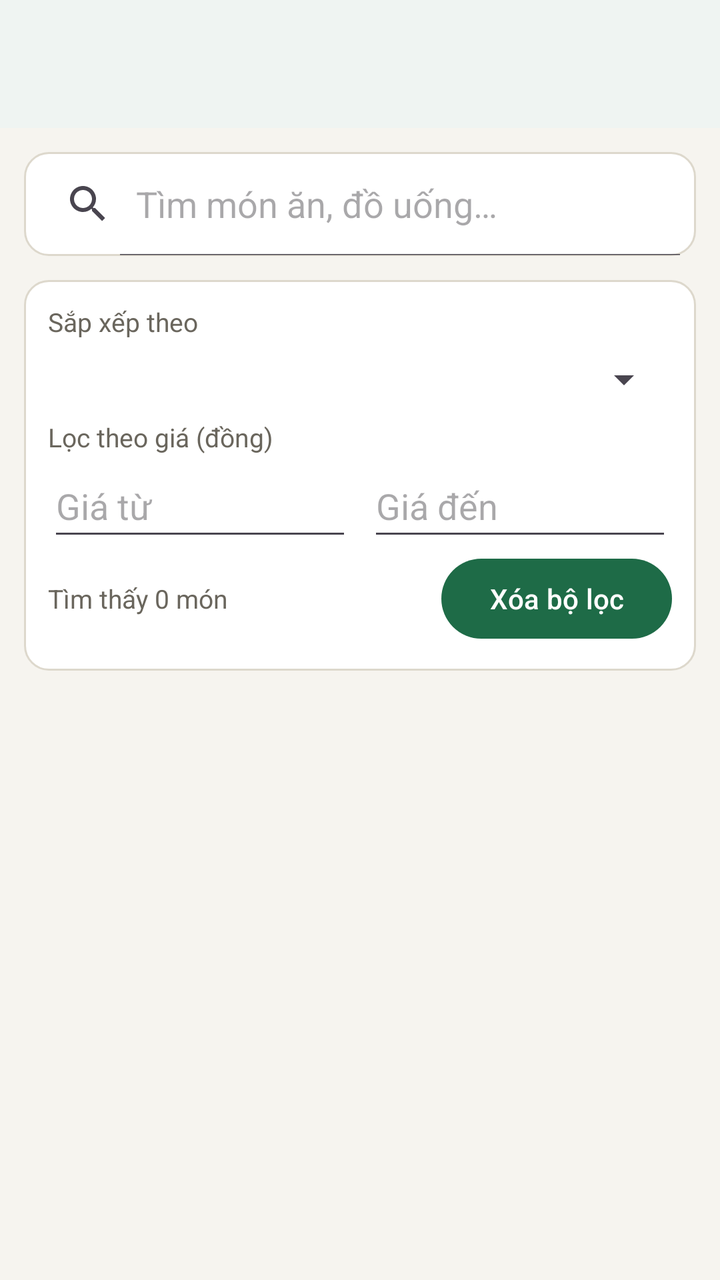
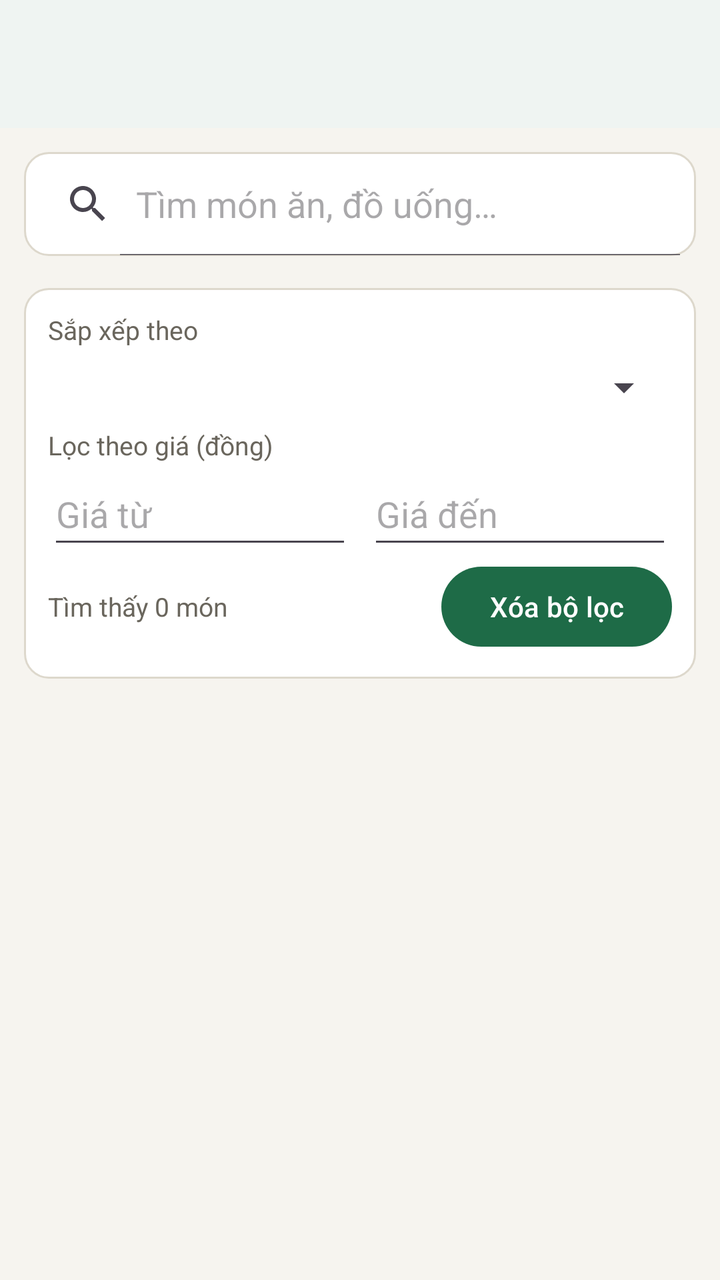

Screens rendered from an Android XML layout before and after an edit, with the pre-edit source and the edit as a unified diff.
<!-- AndroidManifest.xml: application theme Theme.DoAnAppGiaodoan -->
<!-- res/layout/activity_search.xml -->
<?xml version="1.0" encoding="utf-8"?>
<LinearLayout xmlns:android="http://schemas.android.com/apk/res/android"
    xmlns:app="http://schemas.android.com/apk/res-auto"
    android:layout_width="match_parent" android:layout_height="match_parent"
    android:background="@color/bg" android:fitsSystemWindows="true" android:orientation="vertical">
    <com.google.android.material.appbar.MaterialToolbar android:id="@+id/toolbar" style="@style/Toolbar"
        android:layout_width="match_parent" android:layout_height="?attr/actionBarSize" />
    <SearchView android:id="@+id/searchView" android:layout_width="match_parent" android:layout_height="52dp"
        android:layout_margin="12dp" android:background="@drawable/bg_card" android:iconifiedByDefault="false"
        android:queryHint="Tìm món ăn, đồ uống…" />

    
    <LinearLayout
        android:layout_width="match_parent"
        android:layout_height="wrap_content"
        android:layout_marginHorizontal="12dp"
        android:background="@drawable/bg_card"
        android:orientation="vertical"
        android:padding="12dp">

        
        <TextView
            style="@style/Muted"
            android:layout_width="match_parent"
            android:layout_height="wrap_content"
            android:text="Sắp xếp theo" />

        <Spinner
            android:id="@+id/spSort"
            android:layout_width="match_parent"
            android:layout_height="40dp" />

        
        <TextView
            style="@style/Muted"
            android:layout_width="match_parent"
            android:layout_height="wrap_content"
            android:text="Lọc theo giá (đồng)" />

        <LinearLayout
            android:layout_width="match_parent"
            android:layout_height="wrap_content"
            android:orientation="horizontal">

            <EditText
                android:id="@+id/etMinPrice"
                android:layout_width="0dp"
                android:layout_height="48dp"
                android:layout_weight="1"
                android:hint="Giá từ"
                android:inputType="number"
                android:singleLine="true" />

            <EditText
                android:id="@+id/etMaxPrice"
                android:layout_width="0dp"
                android:layout_height="48dp"
                android:layout_weight="1"
                android:layout_marginStart="8dp"
                android:hint="Giá đến"
                android:inputType="number"
                android:singleLine="true" />
        </LinearLayout>

        
        <LinearLayout
            android:layout_width="match_parent"
            android:layout_height="wrap_content"
            android:gravity="center_vertical"
            android:orientation="horizontal">

            <TextView
                android:id="@+id/tvResultCount"
                style="@style/Muted"
                android:layout_width="0dp"
                android:layout_height="wrap_content"
                android:layout_weight="1"
                android:text="Tìm thấy 0 món" />

            <Button
                android:id="@+id/btnClearFilters"
                android:layout_width="wrap_content"
                android:layout_height="wrap_content"
                android:text="Xóa bộ lọc"
                android:textAllCaps="false" />
        </LinearLayout>
    </LinearLayout>

    <TextView android:id="@+id/tvEmpty" style="@style/Muted" android:layout_width="match_parent" android:layout_height="wrap_content"
        android:gravity="center" android:padding="24dp" android:text="Không tìm thấy món phù hợp" android:visibility="gone" />
    
    <ListView
        android:id="@+id/listView"
        android:layout_width="match_parent"
        android:layout_height="0dp"
        android:layout_weight="1"
        android:clipToPadding="false"
        android:divider="@null"
        android:paddingStart="12dp"
        android:paddingEnd="12dp" />
</LinearLayout>
<!-- resources referenced by this layout -->
<resources>
  <color name="bg">#F6F4EF</color>
  <!-- drawable bg_card (drawable) -->
  <shape xmlns:android="http://schemas.android.com/apk/res/android">
      <solid android:color="@color/card" />
      <corners android:radius="12dp" />
      <stroke android:width="1dp" android:color="@color/line" />
  </shape>
  <style name="Muted">
          <item name="android:textSize">13sp</item>
          <item name="android:textColor">@color/muted</item>
      </style>
  <style name="Toolbar" parent="Widget.Material3.Toolbar">
          <item name="android:background">@color/white</item>
          <item name="titleTextColor">@color/ink</item>
          <item name="android:elevation">2dp</item>
      </style>
  <style name="Theme.DoAnAppGiaodoan" parent="Base.Theme.DoAnAppGiaodoan" />
  <color name="card">#FFFFFF</color>
  <color name="line">#DDD8CC</color>
  <color name="muted">#6A665D</color>
  <color name="white">#FFFFFFFF</color>
  <color name="ink">#1C1B19</color>
  <style name="Base.Theme.DoAnAppGiaodoan" parent="Theme.Material3.Light.NoActionBar">
          <item name="colorPrimary">@color/primary</item>
          <item name="colorOnPrimary">@color/white</item>
          <item name="colorPrimaryContainer">@color/primary_light</item>
          <item name="colorOnPrimaryContainer">@color/primary_dark</item>
          <item name="colorSecondary">@color/primary</item>
          <item name="android:colorBackground">@color/bg</item>
          <item name="colorSurface">@color/white</item>
          <item name="android:windowLightStatusBar">true</item>
      </style>
  <color name="primary">#1E6B47</color>
  <color name="primary_light">#E3F0E8</color>
  <color name="primary_dark">#14502F</color>
</resources>

<!-- the commit's change to res/layout/activity_search.xml (unified diff, before → after) -->
@@ -8,6 +8,13 @@
     <SearchView android:id="@+id/searchView" android:layout_width="match_parent" android:layout_height="52dp"
         android:layout_margin="12dp" android:background="@drawable/bg_card" android:iconifiedByDefault="false"
         android:queryHint="Tìm món ăn, đồ uống…" />
+
+    
+    <HorizontalScrollView android:id="@+id/suggestBar" android:layout_width="match_parent" android:layout_height="wrap_content"
+        android:layout_marginBottom="4dp" android:scrollbars="none">
+        <LinearLayout android:id="@+id/llSuggest" android:layout_width="wrap_content" android:layout_height="wrap_content"
+            android:gravity="center_vertical" android:orientation="horizontal" android:paddingStart="12dp" android:paddingEnd="12dp" />
+    </HorizontalScrollView>
 
     
     <LinearLayout
